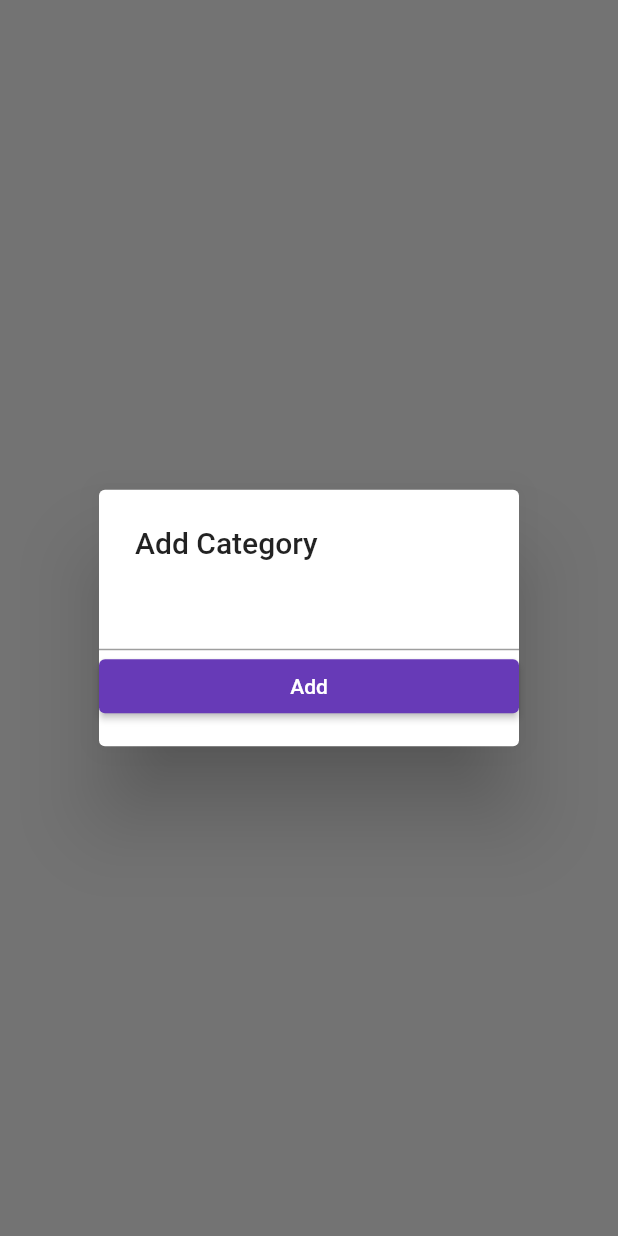
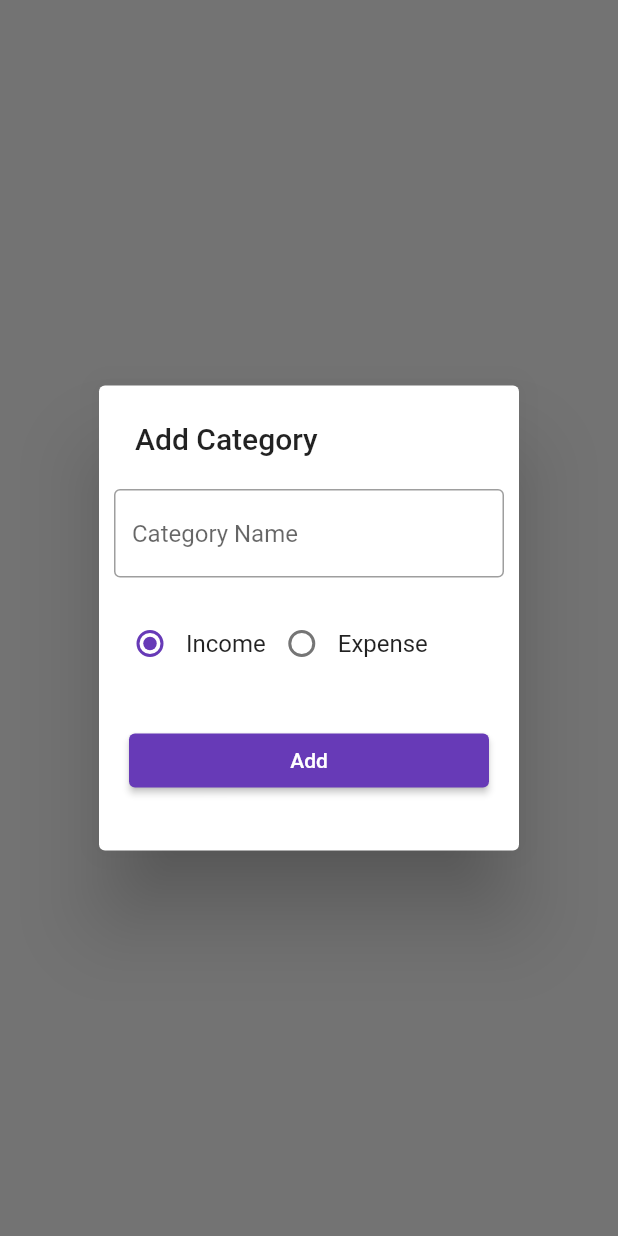
Before and after one commit to Shahanaj2000/PERSONAL-MONEY-MANAGEMENT, a Flutter app: what showCategoryAddPopup() shows on an empty page, opened directly, on a phone screen of 412 x 824 dp. Run offline on Flutter 3.47's test engine with Material 2 defaults, Android fonts, the phone set to English and light mode, and no system bars; our stand-ins replace hive_flutter; accounts and stored records are empty.

Commit message:
Category PopUp | Add | Hive DB - Category Page almost done

```diff
--- a/lib/Screens/category/category_add_popup.dart
+++ b/lib/Screens/category/category_add_popup.dart
@@ -1,4 +1,11 @@
 import 'package:flutter/material.dart';
+import 'package:p_m_m/models/category/category_model.dart';
+
+//! To change the UI for (Radio Button) to set default income category
+
+ValueNotifier<CategoryType> selectedCategoyNotifier = ValueNotifier(CategoryType.income);
+
+
 
 Future<void> showCategoryAddPopup(BuildContext context) async {
   showDialog(
@@ -7,13 +14,75 @@ Future<void> showCategoryAddPopup(BuildContext context) async {
       return SimpleDialog(
         title: const Text('Add Category'),
         children: [
-           TextFormField(),
-           ElevatedButton(
-            onPressed: () {},
-            child: const Text('Add'),
+           Padding(
+             padding: const EdgeInsets.all(10.0),
+             child: TextFormField(
+              decoration: const InputDecoration(
+                hintText: 'Category Name',
+                border: OutlineInputBorder()
+              ),
+             ),
+           ),
+
+            Padding(
+            padding: const EdgeInsets.all(10.0),
+            child: Row(
+              children: const[
+                RadioButton(title: 'Income', type: CategoryType.income),
+                RadioButton(title: 'Expense', type: CategoryType.expense),
+              ],
+            ),
+
           ),
+
+           Padding(
+             padding: const EdgeInsets.all(20.0),
+             child: ElevatedButton(
+              onPressed: () {},
+              child: const Text('Add'),
+          ),
+           ),
         ],
       );
     },
   );
 }
+
+//! Crating the radio button
+class RadioButton extends StatelessWidget {
+  //
+  final String  title;
+  final CategoryType type;
+
+  const RadioButton({
+    super.key,
+    required this.title,
+    required this.type,
+  });
+
+
+  @override
+  Widget build(BuildContext context) {
+    return Row(
+      children: [
+        ValueListenableBuilder(
+          valueListenable: selectedCategoyNotifier,
+          builder: (BuildContext ctx, CategoryType newCategory, Widget?_) {
+            return Radio<CategoryType>(
+          value: type,
+          groupValue: newCategory ,
+          onChanged: (value) {
+            if (value == null) {
+              return;
+            }
+            selectedCategoyNotifier.value =  value;
+            selectedCategoyNotifier.notifyListeners();
+          },
+        );
+          },
+        ),
+        Text(title),
+      ],
+    );
+  }
+}
--- a/lib/home/Screeen_home.dart
+++ b/lib/home/Screeen_home.dart
@@ -43,14 +43,14 @@ class ScreenHome extends StatelessWidget {
             print('Add Transaction');
           } else {
             print("Add Categorey");
-            final _sample = CategoryModel(
+            /*final _sample = CategoryModel(
               id: DateTime.now().microsecondsSinceEpoch.toString(),
               name: 'Food',
               type: CategoryType.expense,
             );
-            CategoryDB().insertCategory(_sample);
+            CategoryDB().insertCategory(_sample);*/
 
-            //showCategoryAddPopup(context);
+            showCategoryAddPopup(context);
           }
         },
         child: const Icon(Icons.add),
```
